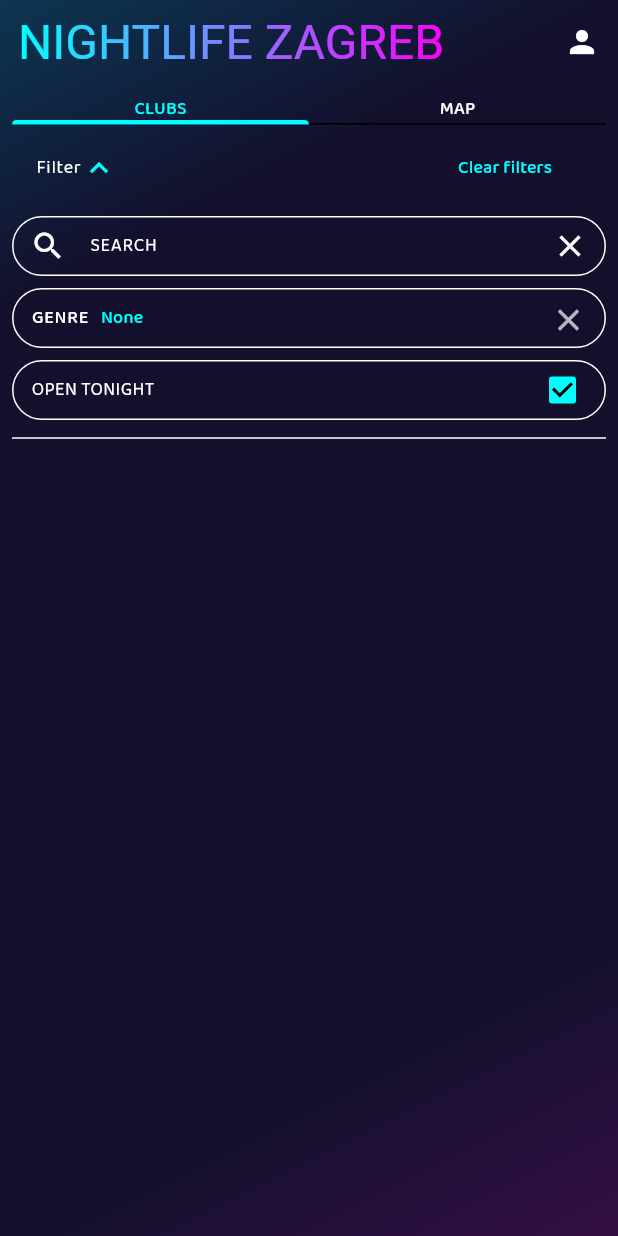
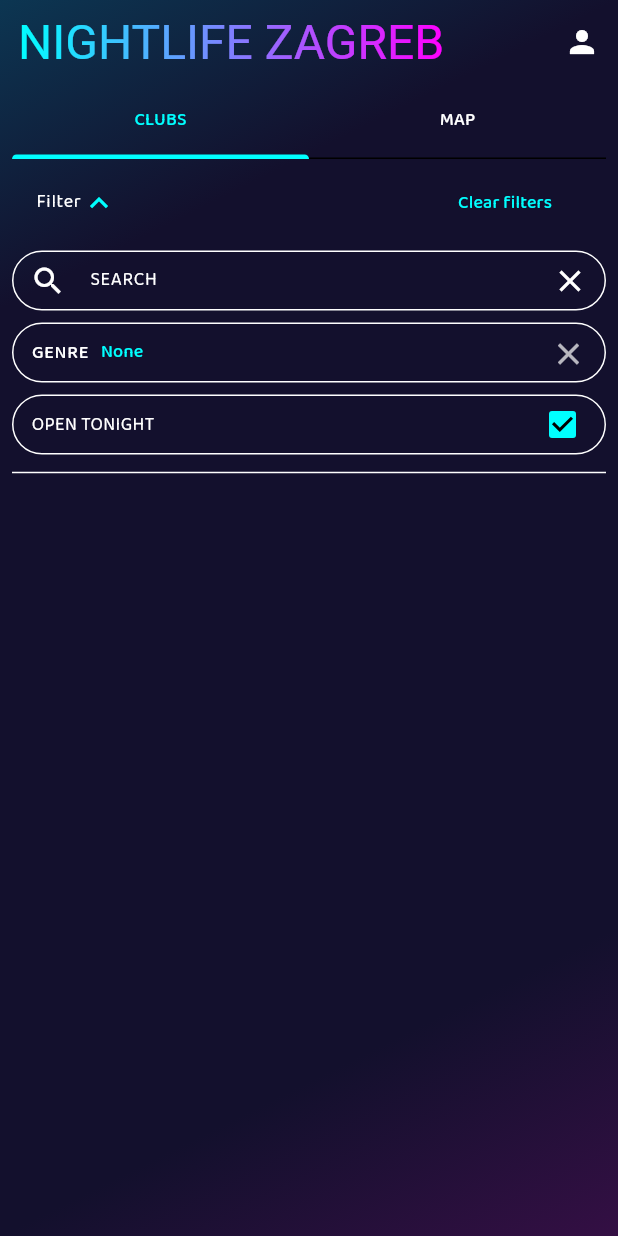
Before and after one commit to kfranic1/Nightlife, a Flutter app: the screen it shows after launch, after a tap on "Filter", after a tap on "OPEN TONIGHT", on a phone screen of 412 x 824 dp. Run offline on Flutter 3.47's test engine with Material 2 defaults, Android fonts, the light colour scheme and no system bars; drawn by our look-alikes of simple_gradient_text; our stand-ins replace cached_network_image, cloud_firestore, firebase_auth, firebase_core, flutter_layout_grid, font_awesome_flutter and 3 more; missing offline and left inert: dart:html, flag, nested_scroll_views, seo; accounts and stored records are empty; statements that could not run were skipped.

Commit message:
Update Home Page

```diff
--- a/lib/pages/home_page.dart
+++ b/lib/pages/home_page.dart
@@ -60,15 +60,18 @@ class _HomePageState extends State<HomePage> with SingleTickerProviderStateMixin
       ),
       body: GradientBackground(
         child: Padding(
-          padding: const EdgeInsets.all(8.0),
+          padding: const EdgeInsets.only(bottom: 8.0, left: 8, right: 8),
           child: Column(
             children: [
-              TabBar(
-                controller: controller,
-                tabs: const [
-                  Center(child: Text("CLUBS")),
-                  Center(child: Text("MAP")),
-                ],
+              SizedBox(
+                height: 50,
+                child: TabBar(
+                  controller: controller,
+                  tabs: const [
+                    Center(child: Text("CLUBS")),
+                    Center(child: Text("MAP")),
+                  ],
+                ),
               ),
               const Filter(),
               Expanded(
```
